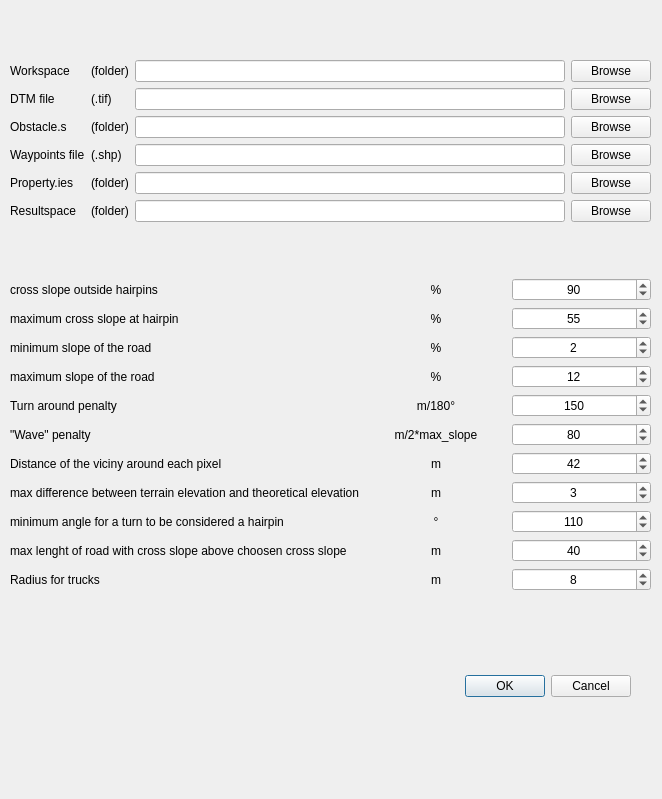
spono/SylvaRoad_qgis_plugin, file sylvaroad/SylvaRoad_dialog_base.ui: the form before one commit.
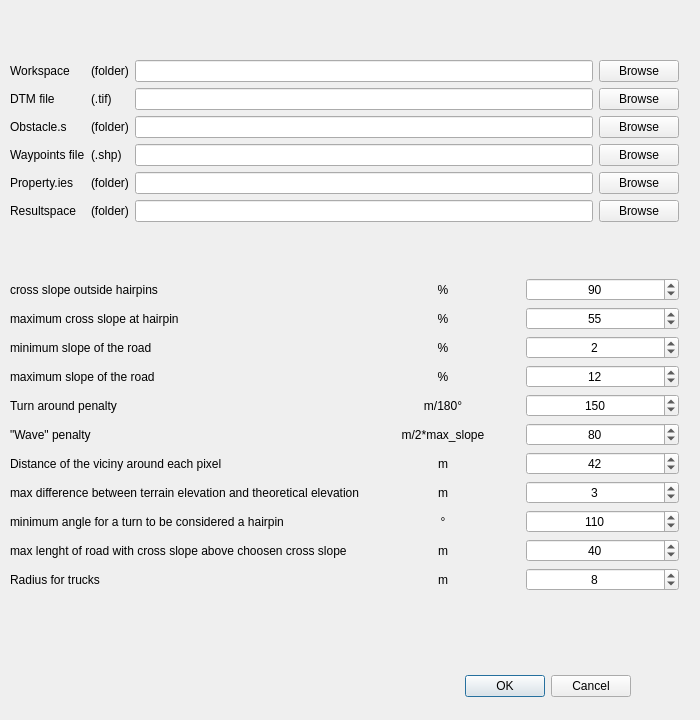
The form after the commit. Icons and pictures are not drawn.

Patch:
```diff
--- a/sylvaroad/SylvaRoad_dialog_base.ui
+++ b/sylvaroad/SylvaRoad_dialog_base.ui
@@ -6,10 +6,29 @@
    <rect>
     <x>0</x>
     <y>0</y>
-    <width>662</width>
-    <height>799</height>
+    <width>700</width>
+    <height>720</height>
    </rect>
   </property>
+  <property name="minimumSize">
+   <size>
+    <width>700</width>
+    <height>720</height>
+   </size>
+  </property>
+  <property name="maximumSize">
+   <size>
+    <width>700</width>
+    <height>720</height>
+   </size>
+  </property>
+  <property name="font">
+   <font>
+    <family>Nirmala UI</family>
+    <pointsize>9</pointsize>
+    <kerning>true</kerning>
+   </font>
+  </property>
   <property name="windowTitle">
    <string>SylvaRoad</string>
   </property>
@@ -34,7 +53,7 @@
     <rect>
      <x>10</x>
      <y>10</y>
-     <width>641</width>
+     <width>669</width>
      <height>631</height>
     </rect>
    </property>
@@ -81,7 +100,9 @@
        <widget class="QLineEdit" name="lineEdit_6">
         <property name="font">
          <font>
+          <family>Nirmala UI</family>
           <pointsize>9</pointsize>
+          <kerning>true</kerning>
          </font>
         </property>
        </widget>
@@ -102,7 +123,9 @@
        <widget class="QLineEdit" name="lineEdit_2">
         <property name="font">
          <font>
+          <family>Nirmala UI</family>
           <pointsize>9</pointsize>
+          <kerning>true</kerning>
          </font>
         </property>
        </widget>
@@ -147,7 +170,9 @@
        <widget class="QLineEdit" name="lineEdit_3">
         <property name="font">
          <font>
+          <family>Nirmala UI</family>
           <pointsize>9</pointsize>
+          <kerning>true</kerning>
          </font>
         </property>
        </widget>
@@ -156,7 +181,9 @@
        <widget class="QLineEdit" name="lineEdit_4">
         <property name="font">
          <font>
+          <family>Nirmala UI</family>
           <pointsize>9</pointsize>
+          <kerning>true</kerning>
          </font>
         </property>
        </widget>
@@ -165,7 +192,9 @@
        <widget class="QLineEdit" name="lineEdit">
         <property name="font">
          <font>
+          <family>Nirmala UI</family>
           <pointsize>9</pointsize>
+          <kerning>true</kerning>
          </font>
         </property>
        </widget>
@@ -210,7 +239,9 @@
        <widget class="QLineEdit" name="lineEdit_5">
         <property name="font">
          <font>
+          <family>Nirmala UI</family>
           <pointsize>9</pointsize>
+          <kerning>true</kerning>
          </font>
         </property>
        </widget>
@@ -243,7 +274,9 @@
        <widget class="QPushButton" name="pushButton">
         <property name="font">
          <font>
+          <family>Nirmala UI</family>
           <pointsize>9</pointsize>
+          <kerning>true</kerning>
          </font>
         </property>
         <property name="text">
@@ -255,7 +288,9 @@
        <widget class="QPushButton" name="pushButton_2">
         <property name="font">
          <font>
+          <family>Nirmala UI</family>
           <pointsize>9</pointsize>
+          <kerning>true</kerning>
          </font>
         </property>
         <property name="text">
@@ -267,7 +302,9 @@
        <widget class="QPushButton" name="pushButton_3">
         <property name="font">
          <font>
+          <family>Nirmala UI</family>
           <pointsize>9</pointsize>
+          <kerning>true</kerning>
          </font>
         </property>
         <property name="text">
@@ -279,7 +316,9 @@
        <widget class="QPushButton" name="pushButton_4">
         <property name="font">
          <font>
+          <family>Nirmala UI</family>
           <pointsize>9</pointsize>
+          <kerning>true</kerning>
          </font>
         </property>
         <property name="text">
@@ -291,7 +330,9 @@
        <widget class="QPushButton" name="pushButton_5">
         <property name="font">
          <font>
+          <family>Nirmala UI</family>
           <pointsize>9</pointsize>
+          <kerning>true</kerning>
          </font>
         </property>
         <property name="text">
@@ -303,7 +344,9 @@
        <widget class="QPushButton" name="pushButton_6">
         <property name="font">
          <font>
+          <family>Nirmala UI</family>
           <pointsize>9</pointsize>
+          <kerning>true</kerning>
          </font>
         </property>
         <property name="text">
@@ -319,7 +362,9 @@
        <widget class="QLabel" name="label_27">
         <property name="font">
          <font>
+          <family>Nirmala UI</family>
           <pointsize>9</pointsize>
+          <kerning>true</kerning>
          </font>
         </property>
         <property name="text">
@@ -334,7 +379,9 @@
        <widget class="QSpinBox" name="spinBox_10">
         <property name="font">
          <font>
+          <family>Nirmala UI</family>
           <pointsize>9</pointsize>
+          <kerning>true</kerning>
          </font>
         </property>
         <property name="alignment">
@@ -352,7 +399,9 @@
        <widget class="QLabel" name="label_26">
         <property name="font">
          <font>
+          <family>Nirmala UI</family>
           <pointsize>9</pointsize>
+          <kerning>true</kerning>
          </font>
         </property>
         <property name="text">
@@ -367,7 +416,9 @@
        <widget class="QLabel" name="label_33">
         <property name="font">
          <font>
+          <family>Nirmala UI</family>
           <pointsize>9</pointsize>
+          <kerning>true</kerning>
          </font>
         </property>
         <property name="text">
@@ -406,7 +457,9 @@
        <widget class="QSpinBox" name="spinBox_3">
         <property name="font">
          <font>
+          <family>Nirmala UI</family>
           <pointsize>9</pointsize>
+          <kerning>true</kerning>
          </font>
         </property>
         <property name="alignment">
@@ -445,7 +498,9 @@
        <widget class="QSpinBox" name="spinBox_8">
         <property name="font">
          <font>
+          <family>Nirmala UI</family>
           <pointsize>9</pointsize>
+          <kerning>true</kerning>
          </font>
         </property>
         <property name="alignment">
@@ -466,7 +521,9 @@
        <widget class="QSpinBox" name="spinBox">
         <property name="font">
          <font>
+          <family>Nirmala UI</family>
           <pointsize>9</pointsize>
+          <kerning>true</kerning>
          </font>
         </property>
         <property name="alignment">
@@ -484,7 +541,9 @@
        <widget class="QSpinBox" name="spinBox_6">
         <property name="font">
          <font>
+          <family>Nirmala UI</family>
           <pointsize>9</pointsize>
+          <kerning>true</kerning>
          </font>
         </property>
         <property name="alignment">
@@ -502,7 +561,9 @@
        <widget class="QLabel" name="label_25">
         <property name="font">
          <font>
+          <family>Nirmala UI</family>
           <pointsize>9</pointsize>
+          <kerning>true</kerning>
          </font>
         </property>
         <property name="text">
@@ -517,7 +578,9 @@
        <widget class="QLabel" name="label_29">
         <property name="font">
          <font>
+          <family>Nirmala UI</family>
           <pointsize>9</pointsize>
+          <kerning>true</kerning>
          </font>
         </property>
         <property name="text">
@@ -532,7 +595,9 @@
        <widget class="QLabel" name="label_34">
         <property name="font">
          <font>
+          <family>Nirmala UI</family>
           <pointsize>9</pointsize>
+          <kerning>true</kerning>
          </font>
         </property>
         <property name="text">
@@ -547,7 +612,9 @@
        <widget class="QSpinBox" name="spinBox_4">
         <property name="font">
          <font>
+          <family>Nirmala UI</family>
           <pointsize>9</pointsize>
+          <kerning>true</kerning>
          </font>
         </property>
         <property name="alignment">
@@ -586,7 +653,9 @@
        <widget class="QSpinBox" name="spinBox_7">
         <property name="font">
          <font>
+          <family>Nirmala UI</family>
           <pointsize>9</pointsize>
+          <kerning>true</kerning>
          </font>
         </property>
         <property name="alignment">
@@ -604,7 +673,9 @@
        <widget class="QLabel" name="label_28">
         <property name="font">
          <font>
+          <family>Nirmala UI</family>
           <pointsize>9</pointsize>
+          <kerning>true</kerning>
          </font>
         </property>
         <property name="text">
@@ -631,7 +702,9 @@
        <widget class="QLabel" name="label_32">
         <property name="font">
          <font>
+          <family>Nirmala UI</family>
           <pointsize>9</pointsize>
+          <kerning>true</kerning>
          </font>
         </property>
         <property name="text">
@@ -646,7 +719,9 @@
        <widget class="QSpinBox" name="spinBox_11">
         <property name="font">
          <font>
+          <family>Nirmala UI</family>
           <pointsize>9</pointsize>
+          <kerning>true</kerning>
          </font>
         </property>
         <property name="alignment">
@@ -664,7 +739,9 @@
        <widget class="QLabel" name="label_24">
         <property name="font">
          <font>
+          <family>Nirmala UI</family>
           <pointsize>9</pointsize>
+          <kerning>true</kerning>
          </font>
         </property>
         <property name="text">
@@ -679,7 +756,9 @@
        <widget class="QLabel" name="label_30">
         <property name="font">
          <font>
+          <family>Nirmala UI</family>
           <pointsize>9</pointsize>
+          <kerning>true</kerning>
          </font>
         </property>
         <property name="text">
@@ -694,7 +773,9 @@
        <widget class="QSpinBox" name="spinBox_2">
         <property name="font">
          <font>
+          <family>Nirmala UI</family>
           <pointsize>9</pointsize>
+          <kerning>true</kerning>
          </font>
         </property>
         <property name="alignment">
@@ -712,7 +793,9 @@
        <widget class="QSpinBox" name="spinBox_9">
         <property name="font">
          <font>
+          <family>Nirmala UI</family>
           <pointsize>9</pointsize>
+          <kerning>true</kerning>
          </font>
         </property>
         <property name="alignment">
@@ -742,7 +825,9 @@
        <widget class="QSpinBox" name="spinBox_5">
         <property name="font">
          <font>
+          <family>Nirmala UI</family>
           <pointsize>9</pointsize>
+          <kerning>true</kerning>
          </font>
         </property>
         <property name="alignment">
@@ -772,7 +857,9 @@
        <widget class="QLabel" name="label_31">
         <property name="font">
          <font>
+          <family>Nirmala UI</family>
           <pointsize>9</pointsize>
+          <kerning>true</kerning>
          </font>
         </property>
         <property name="text">
```
Left out of the diff: 62 changed lines with no effect on the pictures.
